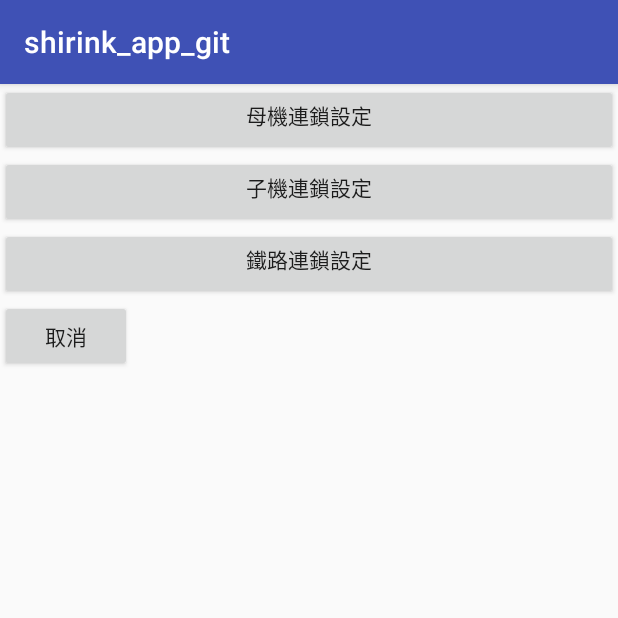
After one commit to kaochuyang/shirink_app_git, an Android app: the fragment chain_setting shown on its own in the app's theme, on a phone screen of 412 x 824 dp, the top half of it. The commit adds this screen. Run offline under Robolectric (Android 15) with nearby library versions, the phone set to English and light mode, and no system bars.

Commit message:
完成方向檢視頁面，完成連鎖設定用的按紐(再考量過版面設計)， 修正行人觸動無輸入計畫資料的bug(用字串長度判斷比較好)， 缺紅燈倒數頁面、目前狀態頁面、調撥車道頁面、觸動設定頁面

```diff
--- /dev/null
+++ b/app/src/main/java/tw/com/cct/ms2/shirink_app_git/chain_setting.java
@@ -0,0 +1,45 @@
+package tw.com.cct.ms2.shirink_app_git;
+
+import android.app.DialogFragment;
+import android.os.Bundle;
+import android.view.LayoutInflater;
+import android.view.View;
+import android.view.ViewGroup;
+import android.widget.Button;
+
+/**
+ * Created by user on 2018/4/20.
+ */
+
+public class chain_setting extends DialogFragment {
+
+
+    @Override
+    public View onCreateView(LayoutInflater inflater, ViewGroup container,
+                             Bundle savedInstanceState) {
+        View v = inflater.inflate(R.layout.chain_setting_dialog, container, false);
+
+//
+//    public Direction_dialog(Context context){
+//        super(context,android.R.style.Theme_Light);
+//        requestWindowFeature(getWindow().FEATURE_NO_TITLE);
+//        setContentView(R.layout.content_direction_setting);
+        Button parent_tc_setting = v.findViewById(R.id.parent_tc_setting);
+        Button child_tc_settig = v.findViewById(R.id.child_tc_setting);
+        Button train_chain_setting = v.findViewById(R.id.train_chain_setting);
+
+        Button cancel = v.findViewById(R.id.cancel);
+        cancel.setOnClickListener(new View.OnClickListener() {
+            @Override
+            public void onClick(View view) {
+
+                dismiss();
+            }
+        });
+
+
+        return v;
+    }
+
+
+}
--- a/app/src/main/res/layout/chain_setting_dialog.xml
+++ b/app/src/main/res/layout/chain_setting_dialog.xml
@@ -1,13 +1,53 @@
 <?xml version="1.0" encoding="utf-8"?>
-<TextView xmlns:android="http://schemas.android.com/apk/res/android"
-    xmlns:tools="http://schemas.android.com/tools"
-    android:id="@+id/text"
+<android.support.constraint.ConstraintLayout xmlns:android="http://schemas.android.com/apk/res/android"
     android:layout_width="match_parent"
-    android:layout_height="wrap_content"
-    android:background="?attr/selectableItemBackground"
-    android:paddingBottom="@dimen/list_item_spacing_half"
-    android:paddingLeft="@dimen/list_item_spacing"
-    android:paddingRight="@dimen/list_item_spacing"
-    android:paddingTop="@dimen/list_item_spacing_half"
-    android:textAppearance="@style/TextAppearance.AppCompat.Large"
-    tools:text="Hello" />
+    android:layout_height="match_parent">
+
+
+    <TableLayout
+        android:layout_width="match_parent"
+        android:layout_height="wrap_content"
+        android:orientation="vertical">
+
+        <Button
+
+            android:id="@+id/parent_tc_setting"
+            android:layout_width="fill_parent"
+            android:layout_height="wrap_content"
+            android:layout_weight="1"
+            android:gravity="center_horizontal"
+            android:text="　　　　　母機連鎖設定　　　　　"
+
+            />
+
+
+        <Button
+            android:id="@+id/child_tc_setting"
+            android:layout_width="fill_parent"
+            android:layout_height="wrap_content"
+            android:layout_weight="1"
+            android:gravity="center_horizontal"
+            android:text="　　　　　子機連鎖設定　　　　　"
+
+            />
+
+        <Button
+            android:id="@+id/train_chain_setting"
+            android:layout_width="fill_parent"
+            android:layout_height="wrap_content"
+            android:layout_weight="1"
+            android:gravity="center_horizontal"
+            android:text="　　　　　鐵路連鎖設定　　　　　"
+
+            />
+<LinearLayout>
+        <Button
+            android:id="@+id/cancel"
+            android:layout_width="wrap_content"
+            android:layout_height="wrap_content"
+            android:text="取消" />
+</LinearLayout>
+    </TableLayout>
+
+
+</android.support.constraint.ConstraintLayout>
```
Also changed, not shown: app/src/main/java/tw/com/cct/ms2/shirink_app_git/ItemListDialogFragment.java (deleted, +0 -119 lines), app/src/main/java/tw/com/cct/ms2/shirink_app_git/MainActivity.java (+33 -13 lines), app/src/main/res/layout/chain_setting_layout.xml (deleted, +0 -11 lines).
